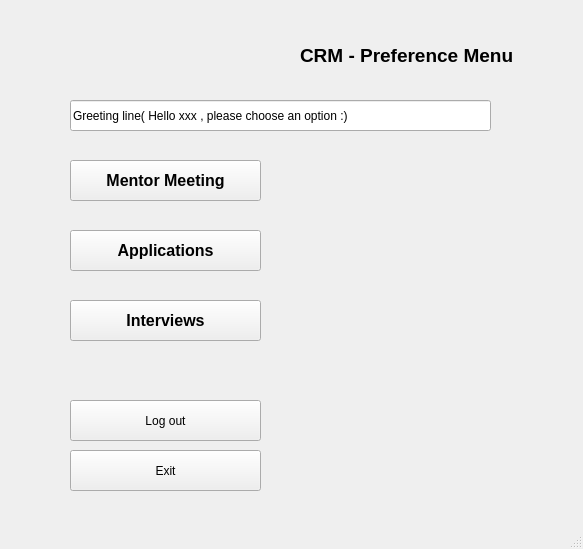
The window that Week_4/yunus/menu.ui (yunusdonmez-dev/VIT_projects) describes before a commit, drawn with Qt 5.
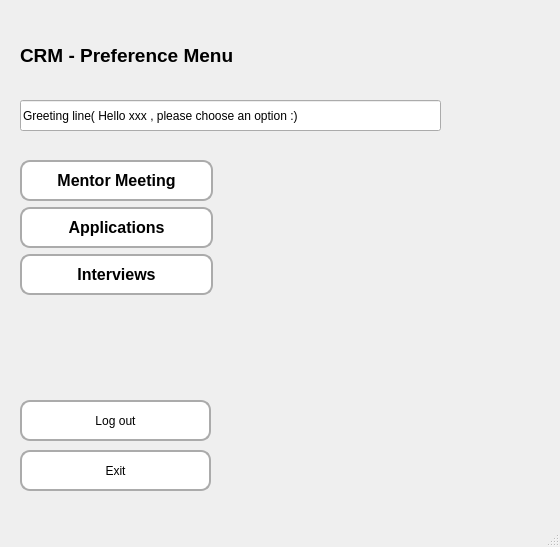
The same window after the commit. Icons and pictures are not drawn.

```diff
--- a/Week_4/yunus/menu.ui
+++ b/Week_4/yunus/menu.ui
@@ -6,10 +6,16 @@
    <rect>
     <x>0</x>
     <y>0</y>
-    <width>583</width>
-    <height>549</height>
+    <width>560</width>
+    <height>547</height>
    </rect>
   </property>
+  <property name="sizePolicy">
+   <sizepolicy hsizetype="Preferred" vsizetype="Preferred">
+    <horstretch>0</horstretch>
+    <verstretch>0</verstretch>
+   </sizepolicy>
+  </property>
   <property name="windowTitle">
    <string>MainWindow</string>
   </property>
@@ -17,7 +23,7 @@
    <widget class="QLabel" name="label">
     <property name="geometry">
      <rect>
-      <x>20</x>
+      <x>310</x>
       <y>20</y>
       <width>231</width>
       <height>61</height>
@@ -36,7 +42,7 @@
    <widget class="QLabel" name="label_2">
     <property name="geometry">
      <rect>
-      <x>300</x>
+      <x>20</x>
       <y>30</y>
       <width>281</width>
       <height>51</height>
@@ -46,72 +52,29 @@
      <string>&lt;html&gt;&lt;head/&gt;&lt;body&gt;&lt;p&gt;&lt;span style=&quot; font-size:14pt; font-weight:700;&quot;&gt;CRM - Preference Menu&lt;/span&gt;&lt;/p&gt;&lt;/body&gt;&lt;/html&gt;</string>
     </property>
    </widget>
-   <widget class="QPushButton" name="mentor_button">
-    <property name="geometry">
-     <rect>
-      <x>70</x>
-      <y>160</y>
-      <width>191</width>
-      <height>41</height>
-     </rect>
-    </property>
-    <property name="font">
-     <font>
-      <pointsize>12</pointsize>
-      <bold>true</bold>
-     </font>
-    </property>
-    <property name="text">
-     <string>Mentor Meeting</string>
-    </property>
-   </widget>
-   <widget class="QPushButton" name="app_button">
-    <property name="geometry">
-     <rect>
-      <x>70</x>
-      <y>230</y>
-      <width>191</width>
-      <height>41</height>
-     </rect>
-    </property>
-    <property name="font">
-     <font>
-      <pointsize>12</pointsize>
-      <bold>true</bold>
-     </font>
-    </property>
-    <property name="text">
-     <string>Applications</string>
-    </property>
-   </widget>
-   <widget class="QPushButton" name="interview_button">
-    <property name="geometry">
-     <rect>
-      <x>70</x>
-      <y>300</y>
-      <width>191</width>
-      <height>41</height>
-     </rect>
-    </property>
-    <property name="font">
-     <font>
-      <pointsize>12</pointsize>
-      <bold>true</bold>
-     </font>
-    </property>
-    <property name="text">
-     <string>Interviews</string>
-    </property>
-   </widget>
    <widget class="QPushButton" name="exit_button">
     <property name="geometry">
      <rect>
-      <x>70</x>
+      <x>20</x>
       <y>450</y>
       <width>191</width>
       <height>41</height>
      </rect>
     </property>
+    <property name="styleSheet">
+     <string notr="true">QPushButton{
+background-color: rgb(255, 255, 255);
+border-radius: 10px;
+border: 2px solid rgb(171, 171, 171);
+}
+QPushButton:hover {
+    background-color:rgb(255, 226, 229);
+}
+QPushButton:pressed {
+    background-color: rgb(218, 30, 60);
+	color: rgb(255, 255, 255)
+}</string>
+    </property>
     <property name="text">
      <string>Exit</string>
     </property>
@@ -119,12 +82,26 @@
    <widget class="QPushButton" name="log_out_button">
     <property name="geometry">
      <rect>
-      <x>70</x>
+      <x>20</x>
       <y>400</y>
       <width>191</width>
       <height>41</height>
      </rect>
     </property>
+    <property name="styleSheet">
+     <string notr="true">QPushButton{
+background-color: rgb(255, 255, 255);
+border-radius: 10px;
+border: 2px solid rgb(171, 171, 171);
+}
+QPushButton:hover {
+    background-color:rgb(255, 226, 229);
+}
+QPushButton:pressed {
+    background-color: rgb(218, 30, 60);
+	color: rgb(255, 255, 255)
+}</string>
+    </property>
     <property name="text">
      <string>Log out</string>
     </property>
@@ -132,7 +109,7 @@
    <widget class="QLineEdit" name="lineEdit">
     <property name="geometry">
      <rect>
-      <x>70</x>
+      <x>20</x>
       <y>100</y>
       <width>421</width>
       <height>31</height>
@@ -142,6 +119,117 @@
      <string>Greeting line( Hello xxx , please choose an option :)</string>
     </property>
    </widget>
+   <widget class="QWidget" name="layoutWidget">
+    <property name="geometry">
+     <rect>
+      <x>20</x>
+      <y>160</y>
+      <width>193</width>
+      <height>137</height>
+     </rect>
+    </property>
+    <layout class="QVBoxLayout" name="verticalLayout">
+     <item>
+      <widget class="QPushButton" name="mentor_button">
+       <property name="minimumSize">
+        <size>
+         <width>191</width>
+         <height>41</height>
+        </size>
+       </property>
+       <property name="font">
+        <font>
+         <pointsize>12</pointsize>
+         <bold>true</bold>
+        </font>
+       </property>
+       <property name="styleSheet">
+        <string notr="true">QPushButton{
+background-color: rgb(255, 255, 255);
+border-radius: 10px;
+border: 2px solid rgb(171, 171, 171);
+}
+QPushButton:hover {
+    background-color:rgb(255, 226, 229);
+}
+QPushButton:pressed {
+    background-color: rgb(218, 30, 60);
+	color: rgb(255, 255, 255)
+}</string>
+       </property>
+       <property name="text">
+        <string>Mentor Meeting</string>
+       </property>
+      </widget>
+     </item>
+     <item>
+      <widget class="QPushButton" name="app_button">
+       <property name="minimumSize">
+        <size>
+         <width>191</width>
+         <height>41</height>
+        </size>
+       </property>
+       <property name="font">
+        <font>
+         <pointsize>12</pointsize>
+         <bold>true</bold>
+        </font>
+       </property>
+       <property name="styleSheet">
+        <string notr="true">QPushButton{
+background-color: rgb(255, 255, 255);
+border-radius: 10px;
+border: 2px solid rgb(171, 171, 171);
+}
+QPushButton:hover {
+    background-color:rgb(255, 226, 229);
+}
+QPushButton:pressed {
+    background-color: rgb(218, 30, 60);
+	color: rgb(255, 255, 255)
+}</string>
+       </property>
+       <property name="text">
+        <string>Applications</string>
+       </property>
+      </widget>
+     </item>
+     <item>
+      <widget class="QPushButton" name="interview_button">
+       <property name="minimumSize">
+        <size>
+         <width>191</width>
+         <height>41</height>
+        </size>
+       </property>
+       <property name="font">
+        <font>
+         <pointsize>12</pointsize>
+         <bold>true</bold>
+        </font>
+       </property>
+       <property name="styleSheet">
+        <string notr="true">QPushButton{
+background-color: rgb(255, 255, 255);
+border-radius: 10px;
+border: 2px solid rgb(171, 171, 171);
+}
+QPushButton:hover {
+    background-color:rgb(255, 226, 229);
+}
+QPushButton:pressed {
+    background-color: rgb(218, 30, 60);
+	color: rgb(255, 255, 255)
+}</string>
+       </property>
+       <property name="text">
+        <string>Interviews</string>
+       </property>
+      </widget>
+     </item>
+    </layout>
+   </widget>
   </widget>
   <widget class="QMenuBar" name="menubar">
    <property name="geometry">
```
Left out of the diff: 2 changed lines with no effect on the pictures.
